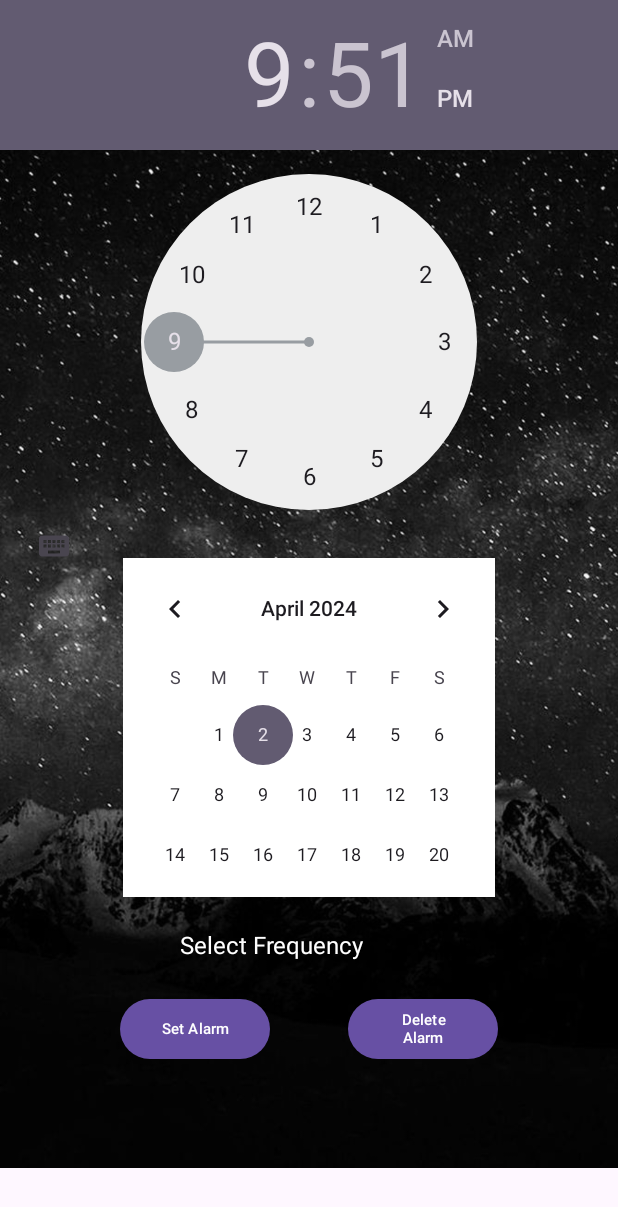
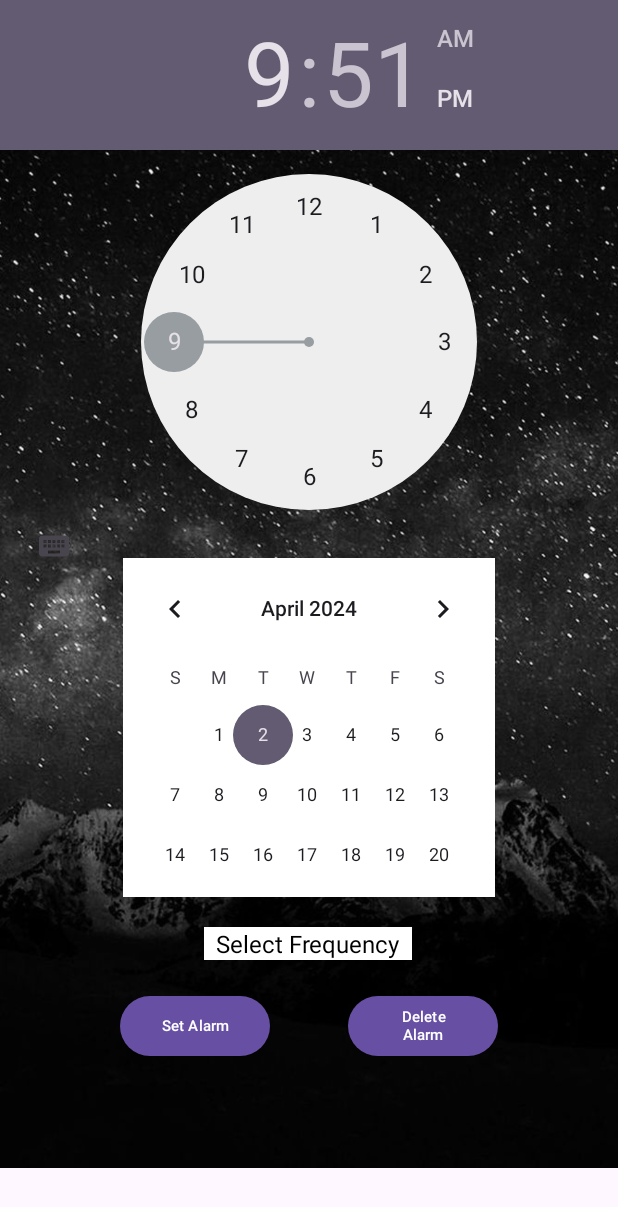
Before and after one commit to ayush4921/android-project-3, an Android app: the screen it shows after launch (MainActivity), on a phone screen of 412 x 824 dp. Shown: the top 1207 px of the screen. Run offline under Robolectric (Android 15) with nearby library versions, the phone set to English and light mode, and no system bars.

Commit message:
changing background color of frequency spinner

```diff
--- a/app/src/main/java/com/example/project3/MainActivity.java
+++ b/app/src/main/java/com/example/project3/MainActivity.java
@@ -30,6 +30,7 @@ public class MainActivity extends AppCompatActivity {
         TimePicker tp = findViewById(R.id.timePicker);
         Button setAlarm = findViewById(R.id.buttonSetAlarm);
         Spinner frequencySpinner = findViewById(R.id.frequencySpinner);
+        frequencySpinner.setBackgroundColor(Color.WHITE);
 
         List<String> options = new ArrayList<>();
         options.add("Select Frequency");
@@ -45,9 +46,9 @@ public class MainActivity extends AppCompatActivity {
                 TextView textView = (TextView) view;
                 if (position == 0) { // Hint's position
                     textView.setText(getItem(position));
-                    textView.setTextColor(Color.WHITE);
+                    textView.setTextColor(Color.BLACK);
                 } else {
-                    textView.setTextColor(Color.WHITE);
+                    textView.setTextColor(Color.BLACK);
                 }
                 return view;
             }
```
